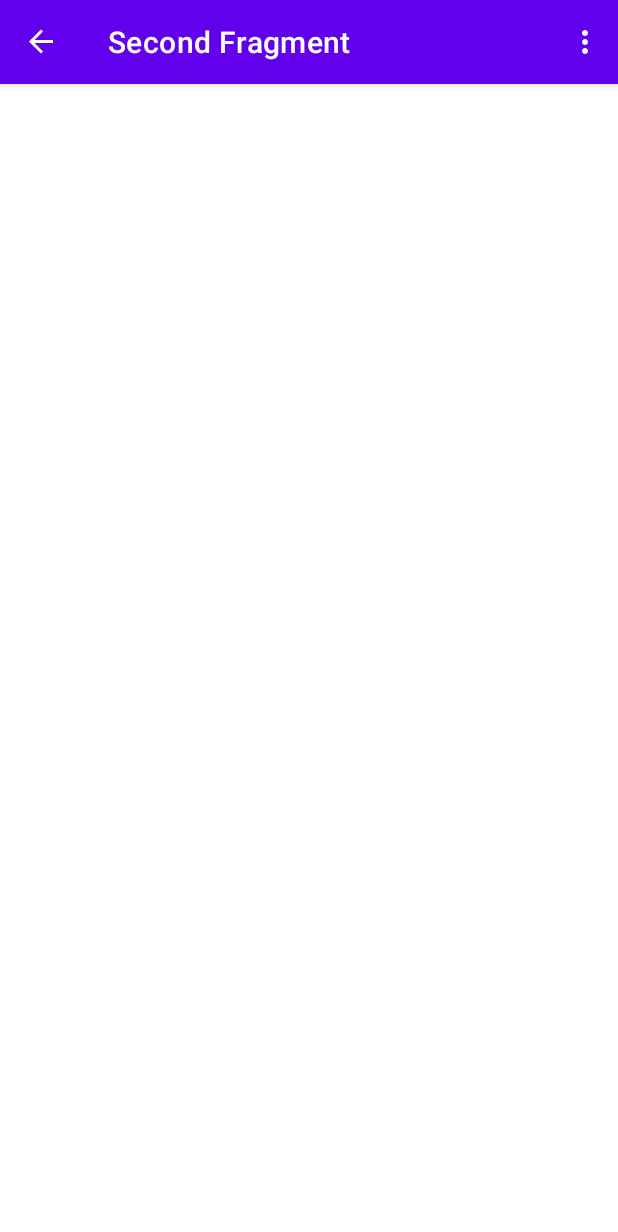
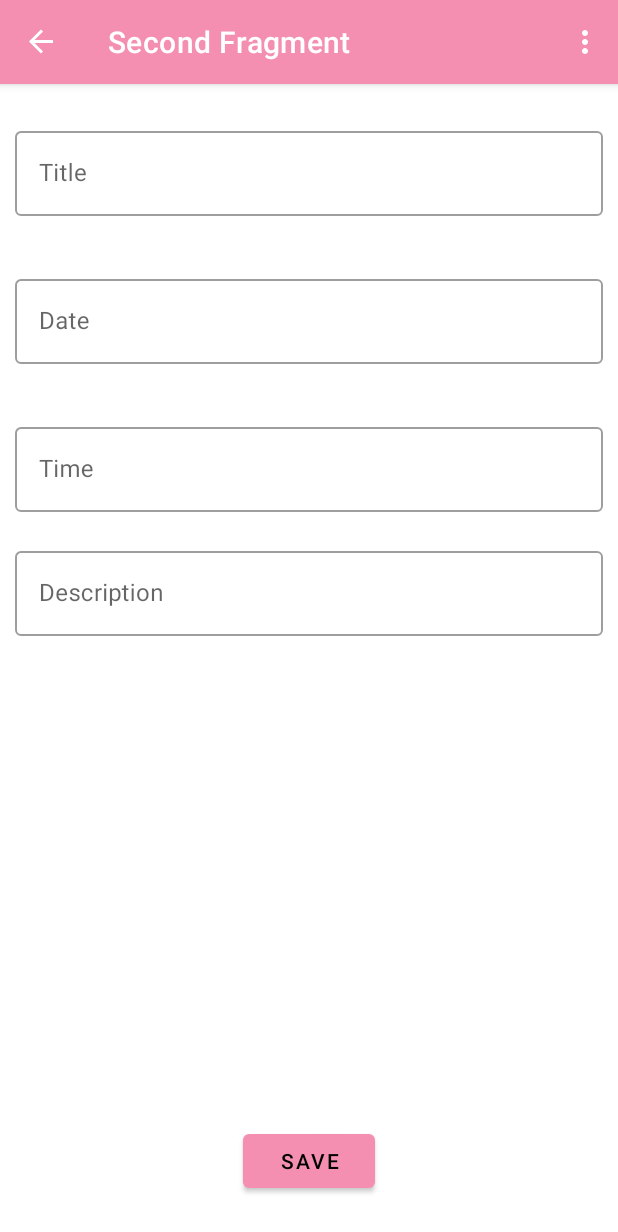
Before and after one commit to SanikaVanjari/NoteApp, an Android app: the FormFragment screen opened through its navigation route, on a phone screen of 412 x 824 dp. Shown: the top 1232 px of the screen. Run offline under Robolectric (Android 15) with nearby library versions, the phone set to English and light mode, and no system bars; our stand-ins replace navigation-ui.

Commit message:
Colors and UI updated with material design

```diff
--- a/app/src/main/java/com/practice/noteapp/SecondFragment.kt
+++ b/app/src/main/java/com/practice/noteapp/FormFragment.kt
@@ -6,14 +6,14 @@ import android.view.LayoutInflater
 import android.view.View
 import android.view.ViewGroup
 import androidx.navigation.fragment.findNavController
-import com.practice.noteapp.databinding.FragmentSecondBinding
+import com.practice.noteapp.databinding.FragmentFormBinding
 
 /**
  * A simple [Fragment] subclass as the second destination in the navigation.
  */
-class SecondFragment : Fragment() {
+class FormFragment : Fragment() {
 
-    private var _binding: FragmentSecondBinding? = null
+    private var _binding: FragmentFormBinding? = null
 
     // This property is only valid between onCreateView and
     // onDestroyView.
@@ -24,7 +24,7 @@ class SecondFragment : Fragment() {
         savedInstanceState: Bundle?
     ): View? {
 
-        _binding = FragmentSecondBinding.inflate(inflater, container, false)
+        _binding = FragmentFormBinding.inflate(inflater, container, false)
         return binding.root
 
     }
--- a/app/src/main/java/com/practice/noteapp/HomeFragment.kt
+++ b/app/src/main/java/com/practice/noteapp/HomeFragment.kt
@@ -6,7 +6,6 @@ import android.view.View
 import android.view.ViewGroup
 import androidx.fragment.app.Fragment
 import androidx.navigation.fragment.findNavController
-import com.google.android.material.snackbar.Snackbar
 import com.practice.noteapp.databinding.FragmentHomeBinding
 
 /**
@@ -36,7 +35,7 @@ class HomeFragment : Fragment() {
         binding.fab.setOnClickListener { _ ->
 //            Snackbar.make(view, "Replace with your own action", Snackbar.LENGTH_LONG)
 //                .setAction("Action", null).show()
-//            findNavController().navigate(R.id.action_FirstFragment_to_SecondFragment)
+            findNavController().navigate(R.id.action_FirstFragment_to_SecondFragment)
         }
     }
 
--- /dev/null
+++ b/app/src/main/res/layout/fragment_form.xml
@@ -0,0 +1,105 @@
+<?xml version="1.0" encoding="utf-8"?>
+<androidx.constraintlayout.widget.ConstraintLayout xmlns:android="http://schemas.android.com/apk/res/android"
+    xmlns:app="http://schemas.android.com/apk/res-auto"
+    xmlns:tools="http://schemas.android.com/tools"
+    android:layout_width="match_parent"
+    android:layout_height="match_parent"
+    android:padding="10dp"
+    tools:context=".FormFragment">
+
+    <com.google.android.material.textfield.TextInputLayout
+        android:id="@+id/titleTIL"
+        style="@style/Widget.MaterialComponents.TextInputLayout.OutlinedBox"
+        android:layout_width="0dp"
+        android:layout_height="wrap_content"
+        android:layout_marginTop="16dp"
+        android:ems="10"
+        android:hint="@string/title"
+        app:errorEnabled="true"
+        app:layout_constraintEnd_toEndOf="parent"
+        app:layout_constraintStart_toStartOf="parent"
+        app:layout_constraintTop_toTopOf="parent">
+
+        <com.google.android.material.textfield.TextInputEditText
+            android:id="@+id/titleET"
+            android:layout_width="match_parent"
+            android:layout_height="wrap_content"
+            android:inputType="text" />
+    </com.google.android.material.textfield.TextInputLayout>
+
+    <com.google.android.material.textfield.TextInputLayout
+        android:id="@+id/dateTIL"
+        style="@style/Widget.MaterialComponents.TextInputLayout.OutlinedBox"
+        android:layout_width="0dp"
+        android:layout_height="wrap_content"
+        android:layout_marginTop="16dp"
+        android:ems="10"
+        android:hint="@string/date"
+        app:errorEnabled="true"
+        app:layout_constraintEnd_toEndOf="parent"
+        app:layout_constraintStart_toStartOf="parent"
+        app:layout_constraintTop_toBottomOf="@+id/titleTIL">
+
+        <com.google.android.material.textfield.TextInputEditText
+            android:id="@+id/dateET"
+            android:layout_width="match_parent"
+            android:layout_height="wrap_content"
+            android:inputType="date" />
+    </com.google.android.material.textfield.TextInputLayout>
+
+
+    <com.google.android.material.textfield.TextInputLayout
+        android:id="@+id/timeTIL"
+        style="@style/Widget.MaterialComponents.TextInputLayout.OutlinedBox"
+        android:layout_width="0dp"
+        android:layout_height="wrap_content"
+        android:layout_marginTop="16dp"
+        app:errorEnabled="true"
+        android:ems="10"
+        android:hint="@string/time"
+        app:layout_constraintEnd_toEndOf="parent"
+        app:layout_constraintStart_toStartOf="parent"
+        app:layout_constraintTop_toBottomOf="@+id/dateTIL">
+
+        <com.google.android.material.textfield.TextInputEditText
+            android:id="@+id/timeET"
+            android:layout_width="match_parent"
+            android:layout_height="wrap_content"
+            android:inputType="time" />
+    </com.google.android.material.textfield.TextInputLayout>
+
+    <com.google.android.material.textfield.TextInputLayout
+        android:id="@+id/descriptionTIL"
+        android:layout_width="0dp"
+        android:layout_height="0dp"
+        android:layout_marginBottom="16dp"
+        style="@style/Widget.MaterialComponents.TextInputLayout.OutlinedBox"
+        android:ems="10"
+        android:gravity="start|top"
+        app:errorEnabled="true"
+        app:layout_constraintBottom_toTopOf="@+id/saveBT"
+        app:layout_constraintEnd_toEndOf="parent"
+        app:layout_constraintStart_toStartOf="parent"
+        app:layout_constraintTop_toBottomOf="@+id/timeTIL">
+
+        <EditText
+            android:id="@+id/descriptionET"
+            android:layout_width="match_parent"
+            android:layout_height="wrap_content"
+            android:hint="@string/description"
+            android:inputType="textMultiLine" />
+    </com.google.android.material.textfield.TextInputLayout>
+
+
+    <com.google.android.material.button.MaterialButton
+        android:id="@+id/saveBT"
+        android:layout_width="wrap_content"
+        android:layout_height="wrap_content"
+        style="@style/Widget.MaterialComponents.Button"
+        android:layout_marginBottom="16dp"
+        android:text="@string/save"
+        android:textAllCaps="true"
+        app:layout_constraintBottom_toBottomOf="parent"
+        app:layout_constraintEnd_toEndOf="parent"
+        app:layout_constraintStart_toStartOf="parent" />
+</androidx.constraintlayout.widget.ConstraintLayout>
--- a/app/src/main/res/layout/fragment_second.xml
+++ /dev/null
@@ -1,7 +0,0 @@
-<?xml version="1.0" encoding="utf-8"?>
-<androidx.constraintlayout.widget.ConstraintLayout xmlns:android="http://schemas.android.com/apk/res/android"
-    xmlns:app="http://schemas.android.com/apk/res-auto"
-    xmlns:tools="http://schemas.android.com/tools"
-    android:layout_width="match_parent"
-    android:layout_height="match_parent"
-    tools:context=".SecondFragment"/>
--- a/app/src/main/res/navigation/nav_graph.xml
+++ b/app/src/main/res/navigation/nav_graph.xml
@@ -17,9 +17,9 @@
     </fragment>
     <fragment
         android:id="@+id/SecondFragment"
-        android:name="com.practice.noteapp.SecondFragment"
+        android:name="com.practice.noteapp.FormFragment"
         android:label="@string/second_fragment_label"
-        tools:layout="@layout/fragment_second">
+        tools:layout="@layout/fragment_form">
 
         <action
             android:id="@+id/action_SecondFragment_to_FirstFragment"
--- a/app/src/main/res/values-night/themes.xml
+++ b/app/src/main/res/values-night/themes.xml
@@ -2,13 +2,13 @@
     <!-- Base application theme. -->
     <style name="Theme.NoteApp" parent="Theme.MaterialComponents.DayNight.DarkActionBar">
         <!-- Primary brand color. -->
-        <item name="colorPrimary">@color/purple_200</item>
-        <item name="colorPrimaryVariant">@color/purple_700</item>
+        <item name="colorPrimary">@color/pink_200</item>
+        <item name="colorPrimaryVariant">@color/pink_700</item>
         <item name="colorOnPrimary">@color/black</item>
         <!-- Secondary brand color. -->
         <item name="colorSecondary">@color/teal_200</item>
         <item name="colorSecondaryVariant">@color/teal_200</item>
-        <item name="colorOnSecondary">@color/black</item>
+        <item name="colorOnSecondary">@color/white</item>
         <!-- Status bar color. -->
         <item name="android:statusBarColor" tools:targetApi="l">?attr/colorPrimaryVariant</item>
         <!-- Customize your theme here. -->
--- a/app/src/main/res/values/colors.xml
+++ b/app/src/main/res/values/colors.xml
@@ -1,10 +1,10 @@
 <?xml version="1.0" encoding="utf-8"?>
 <resources>
-    <color name="purple_200">#FFBB86FC</color>
-    <color name="purple_500">#FF6200EE</color>
-    <color name="purple_700">#FF3700B3</color>
     <color name="teal_200">#FF03DAC5</color>
     <color name="teal_700">#FF018786</color>
     <color name="black">#FF000000</color>
     <color name="white">#FFFFFFFF</color>
+    <color name="pink_200">#F48FB1</color>
+    <color name="pink_500">#E91E63</color>
+    <color name="pink_700">#C2185B</color>
 </resources>
--- a/app/src/main/res/values/strings.xml
+++ b/app/src/main/res/values/strings.xml
@@ -5,4 +5,9 @@
     <string name="second_fragment_label">Second Fragment</string>
     <string name="next">Next</string>
     <string name="previous">Previous</string>
+    <string name="title">Title</string>
+    <string name="date">Date</string>
+    <string name="time">Time</string>
+    <string name="description">Description</string>
+    <string name="save">Save</string>
 </resources>
--- a/app/src/main/res/values/themes.xml
+++ b/app/src/main/res/values/themes.xml
@@ -2,13 +2,13 @@
     <!-- Base application theme. -->
     <style name="Theme.NoteApp" parent="Theme.MaterialComponents.DayNight.DarkActionBar">
         <!-- Primary brand color. -->
-        <item name="colorPrimary">@color/purple_500</item>
-        <item name="colorPrimaryVariant">@color/purple_700</item>
-        <item name="colorOnPrimary">@color/white</item>
+        <item name="colorPrimary">@color/pink_200</item>
+        <item name="colorPrimaryVariant">@color/pink_700</item>
+        <item name="colorOnPrimary">@color/black</item>
         <!-- Secondary brand color. -->
         <item name="colorSecondary">@color/teal_200</item>
-        <item name="colorSecondaryVariant">@color/teal_700</item>
-        <item name="colorOnSecondary">@color/black</item>
+        <item name="colorSecondaryVariant">@color/teal_200</item>
+        <item name="colorOnSecondary">@color/white</item>
         <!-- Status bar color. -->
         <item name="android:statusBarColor" tools:targetApi="l">?attr/colorPrimaryVariant</item>
         <!-- Customize your theme here. -->
```
